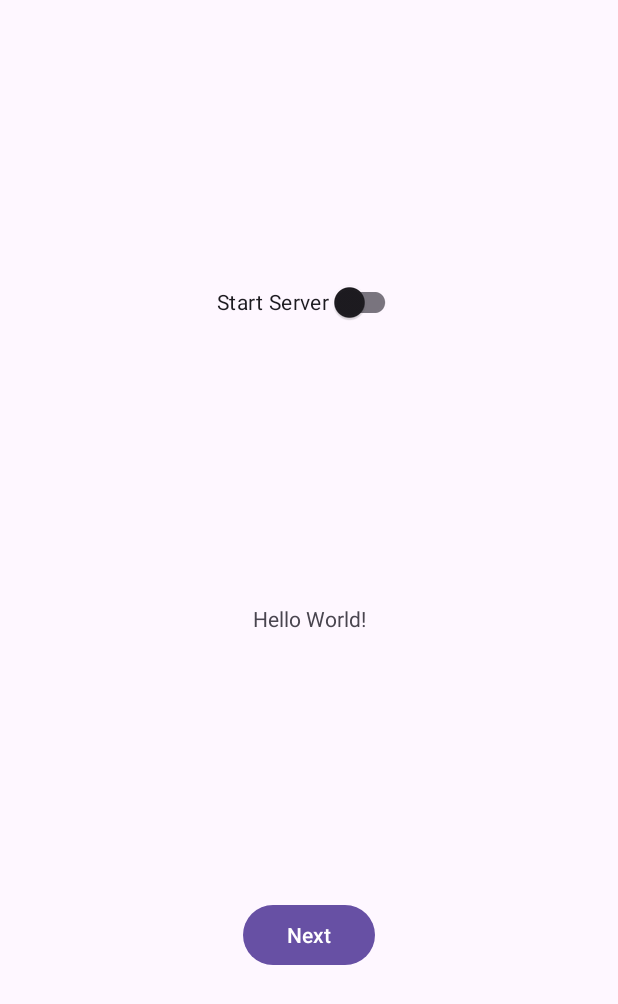
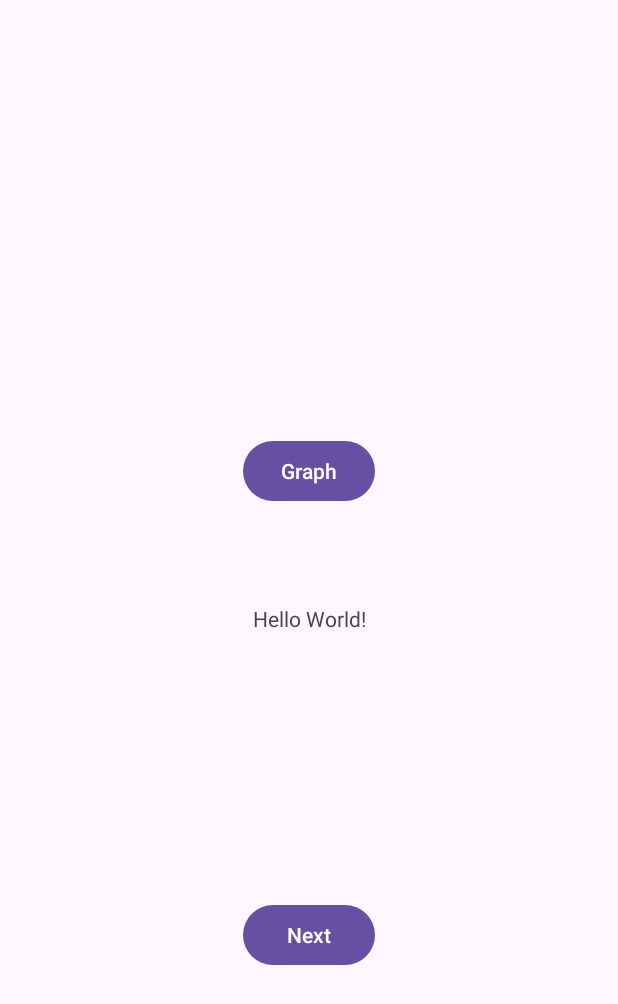
Before and after one commit to IsaacAmbro/Team-49-PSNEM-TI, an Android app: the screen it shows after launch (MainActivity), on a phone screen of 412 x 824 dp. Shown: the top 1004 px of the screen. Run offline under Robolectric (Android 15) with nearby library versions, the light colour scheme and no system bars; 3 statements that could not run were skipped.

Commit message:
added mpAndroidChart Dependency so now can use graphs.

```diff
--- a/App Dev/app/build.gradle.kts
+++ b/App Dev/app/build.gradle.kts
@@ -47,9 +47,13 @@ dependencies {
     implementation(libs.androidx.core.ktx)
     implementation(libs.androidx.appcompat)
     implementation(libs.material)
+
     implementation(libs.androidx.activity)
     implementation(libs.androidx.constraintlayout)
     testImplementation(libs.junit)
     androidTestImplementation(libs.androidx.junit)
     androidTestImplementation(libs.androidx.espresso.core)
+
+
+    implementation("com.github.PhilJay:MPAndroidChart:v3.1.0")
 }
--- a/App Dev/app/src/main/AndroidManifest.xml
+++ b/App Dev/app/src/main/AndroidManifest.xml
@@ -26,6 +26,9 @@
         android:theme="@style/Theme.AppDev"
         tools:targetApi="31">
         <activity
+            android:name=".GraphView"
+            android:exported="false" />
+        <activity
             android:name=".pairedList"
             android:exported="false" />
         <activity
@@ -37,6 +40,7 @@
                 <category android:name="android.intent.category.LAUNCHER" />
             </intent-filter>
         </activity>
+
         <service
             android:name=".BackgroundService"
             android:exported="false" />
--- a/App Dev/app/src/main/java/com/example/appdev/MainActivity.kt
+++ b/App Dev/app/src/main/java/com/example/appdev/MainActivity.kt
@@ -71,6 +71,13 @@ class MainActivity : AppCompatActivity() {
             }
         }
 
+        val toGraph = findViewById<Button>(R.id.toGraph)
+        toGraph.setOnClickListener {
+            Log.d("Button", "Graph")
+            Intent(this, GraphView::class.java).also {
+                startActivity(it)
+            }
+        }
 
         // Check if bluetooth enabled
         if (mBluetoothAdapter?.isEnabled == false) {
@@ -87,52 +94,7 @@ class MainActivity : AppCompatActivity() {
         }
 
 
-
-
     }
-//        val acceptThread: AcceptThread? by lazy {
-//            AcceptThread()
-//        }
-//
-//        acceptThread?.start()
-//    }
-//
-//    @SuppressLint("MissingPermission")
-//    private inner class AcceptThread : Thread() {
-//
-//        private val mmServerSocket: BluetoothServerSocket? by lazy(LazyThreadSafetyMode.NONE) {
-//            mBluetoothAdapter?.listenUsingInsecureRfcommWithServiceRecord(mBluetoothAdapter!!.name, MY_UUID)
-//        }
-//
-//        override fun run() {
-//            // Keep listening until exception occurs or a socket is returned.
-//            var shouldLoop = true
-//            while (shouldLoop) {
-//                val socket: BluetoothSocket? = try {
-//                    Log.d("Bluetooth Server", "Server Started ")
-//                    mmServerSocket?.accept()
-//                } catch (e: IOException) {
-//                    Log.e("Bluetooth Error", "Socket's accept() method failed", e)
-//                    shouldLoop = false
-//                    null
-//                }
-//                socket?.also {
-//                    mmServerSocket?.close()
-//                    Log.d("Bluetooth Server", "Server Closed ")
-//                    shouldLoop = false
-//                }
-//            }
-//        }
-//
-//        // Closes the connect socket and causes the thread to finish.
-//        fun cancel() {
-//            try {
-//                mmServerSocket?.close()
-//            } catch (e: IOException) {
-//                Log.e("Close error", "Could not close the connect socket", e)
-//            }
-//        }
-//    }
 
 
     val registerForResult = registerForActivityResult(
--- a/App Dev/app/src/main/java/com/example/appdev/MyHandler.kt
+++ b/App Dev/app/src/main/java/com/example/appdev/MyHandler.kt
@@ -17,7 +17,7 @@ class MyHandler(looper: Looper) : Handler(looper) {
                 val numBytes = msg.arg1
                 val buffer = msg.obj as ByteArray
                 val readMsg = String(buffer, 0, numBytes)
-                Log.d("Bluetooth","Received message das: $readMsg")
+                Log.d("Bluetooth","Received message: $readMsg")
                 // Update UI with the received message (using context)
                 updateUi(context, readMsg)
             }
--- a/App Dev/app/src/main/res/layout/activity_main.xml
+++ b/App Dev/app/src/main/res/layout/activity_main.xml
@@ -27,14 +27,15 @@
         app:layout_constraintStart_toStartOf="parent"
         app:layout_constraintTop_toBottomOf="@+id/textView" />
 
-    <com.google.android.material.switchmaterial.SwitchMaterial
-        android:id="@+id/server"
+    <Button
+        android:id="@+id/toGraph"
         android:layout_width="wrap_content"
         android:layout_height="wrap_content"
-        android:text="Start Server"
+        android:text="Graph"
         app:layout_constraintBottom_toTopOf="@+id/textView"
         app:layout_constraintEnd_toEndOf="parent"
         app:layout_constraintStart_toStartOf="parent"
-        app:layout_constraintTop_toTopOf="parent" />
+        app:layout_constraintTop_toTopOf="parent"
+        app:layout_constraintVertical_bias="0.818" />
 
 </androidx.constraintlayout.widget.ConstraintLayout>
--- a/App Dev/settings.gradle.kts
+++ b/App Dev/settings.gradle.kts
@@ -8,6 +8,7 @@ pluginManagement {
             }
         }
         mavenCentral()
+
         gradlePluginPortal()
     }
 }
@@ -16,6 +17,8 @@ dependencyResolutionManagement {
     repositories {
         google()
         mavenCentral()
+
+        maven ( url = "https://jitpack.io" )
     }
 }
 
```
Also changed, not shown: App Dev/app/src/main/java/com/example/appdev/GraphView.kt (added, +78 -0 lines), App Dev/app/src/main/res/layout/activity_graph_view.xml (added, +18 -0 lines).
